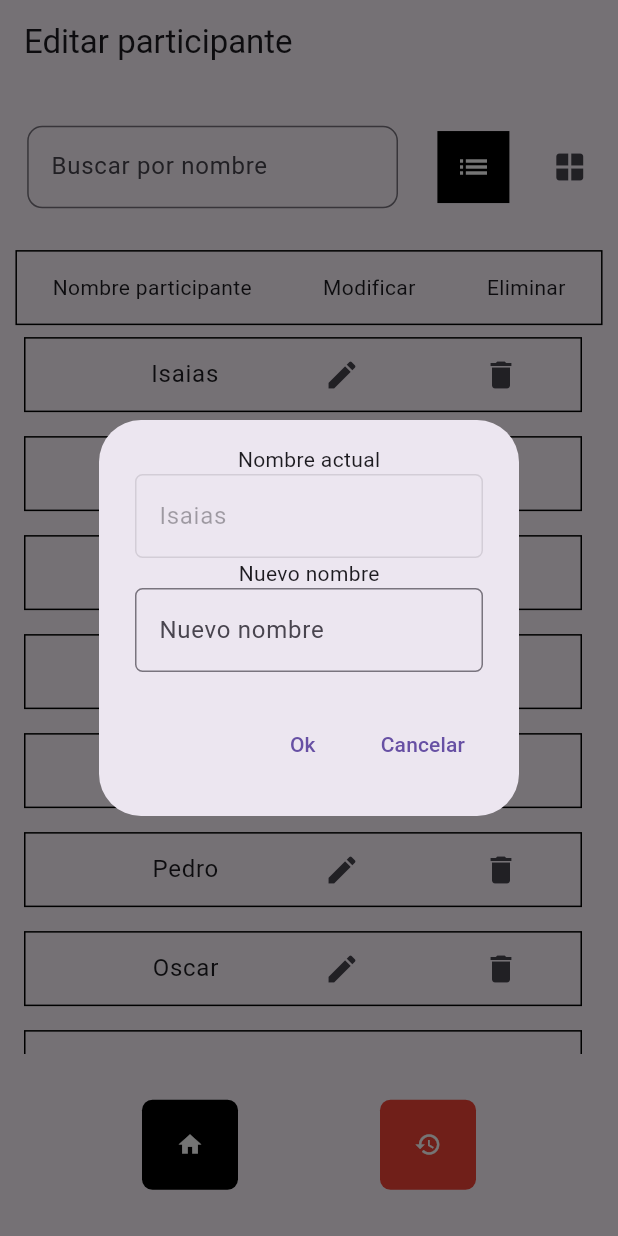
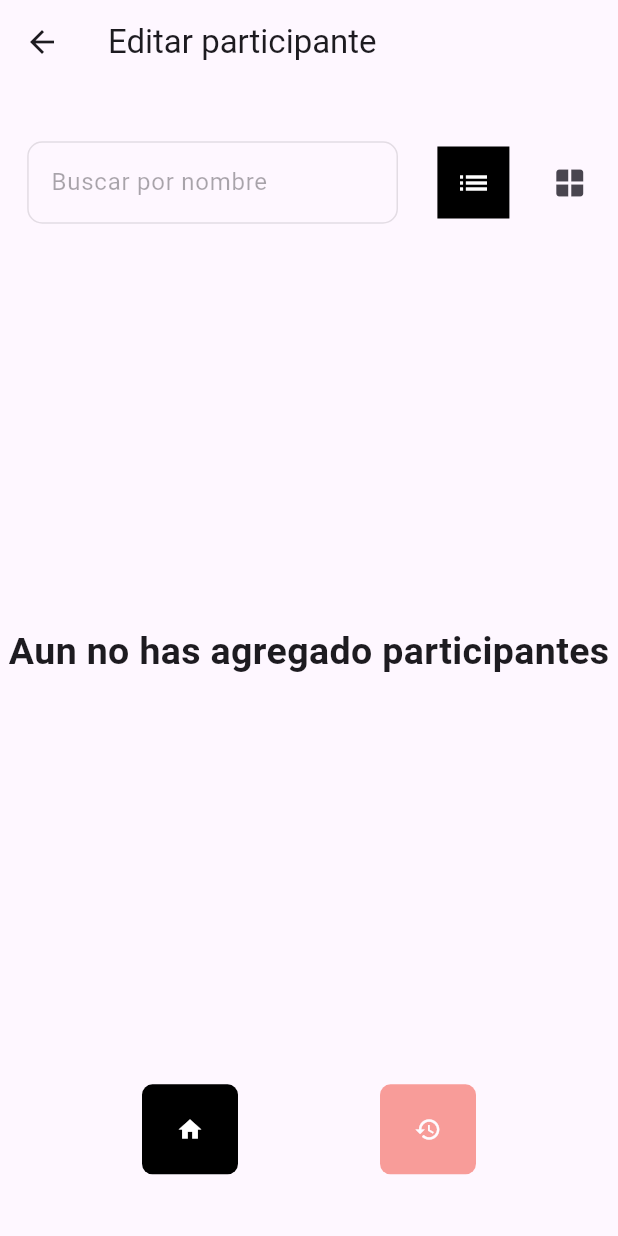
Before and after one commit to cordobash/sorteame_app, a Flutter app: the screen it shows after launch, after a tap on the "edit" icon, on a phone screen of 412 x 824 dp. Run offline on Flutter 3.47's test engine with Material 3 defaults, Android fonts, the light colour scheme and no system bars; our stand-ins replace animated_theme_switcher, confetti, file_picker, hive, hive_flutter, simple_icons and 1 more; missing offline and left inert: mailto; accounts and stored records are empty.

Commit message:
Se elimino la lista de prueba y en su lugar se usara la lista global

```diff
--- a/lib/main.dart
+++ b/lib/main.dart
@@ -33,8 +33,7 @@ void main(List<String> args) async {
         '/crpage': (context) => PostPage(),
         '/editar_participante': (context) => EditarPage(),
       },
-      // home: MyApp()));
-      home: EditarPage()));
+      home: MyApp()));
 }
 
 class MyApp extends StatefulWidget {
--- a/lib/pages/editar_participante_page.dart
+++ b/lib/pages/editar_participante_page.dart
@@ -19,28 +19,10 @@ class _EditarPageState extends State<EditarPage> {
   int _indiceEnum = 0;
   bool _cargando = false;
   bool _mostrarDialogoConfirmarEliminacion = false;
-  List<String> _listaPrueba = [
-    "Isaias",
-    "Juana",
-    "Maria",
-    "Olga",
-    "Noelia",
-    "Pedro",
-    "Oscar",
-    "Rafael",
-    "Roberto",
-    "Fatima",
-    "Isaias",
-    "Juan Caguamas"
-  ];
-  List<String> _listaRespaldo = [];
-
   dynamic _accionInicial = Acciones.values.first;
 
   _EditarPageState({Key? key}) {
-    // _inicialmenteVacia = (_listaPrueba.isEmpty) ? true : false;
     _inicialmenteVacia = false;
-    _listaRespaldo = [..._listaPrueba];
   }
 
   late double _anchoTabla;
@@ -67,7 +49,7 @@ class _EditarPageState extends State<EditarPage> {
                         child: SizedBox(
                             height: _deviceHeight! * 0.06,
                             child: CircularProgressIndicator())))
-                : (_listaPrueba.isNotEmpty)
+                : (listaParticipantes.isNotEmpty)
                     ? (_statusModoTabla)
                         ? _tablaParicipantes()
                         : _modoMosaico()
@@ -99,7 +81,9 @@ class _EditarPageState extends State<EditarPage> {
   void _actualizarParticipante(
       int indice, List<String> lista, String nuevoNombre) {
     try {
-      lista[indice] = nuevoNombre;
+      setState(() {
+        lista[indice] = nuevoNombre;
+      });
     } catch (e) {}
   }
 
@@ -134,7 +118,7 @@ class _EditarPageState extends State<EditarPage> {
             width: _deviceWidth! * 0.60,
             height: 55,
             child: TextField(
-              enabled: (_listaPrueba.isNotEmpty) ? true : false,
+              enabled: (listaParticipantes.isNotEmpty) ? true : false,
               decoration: InputDecoration(
                   alignLabelWithHint: true,
                   hintText: 'Buscar por nombre',
@@ -145,12 +129,12 @@ class _EditarPageState extends State<EditarPage> {
                   _nombreBuscar = _;
                   print('El nombre a buscar es: ${_nombreBuscar}');
                   print(
-                      'El numero de coincidencias para el nombre ${_nombreBuscar} fueron de ${_actualizarTablaFiltro(_nombreBuscar, _listaPrueba).length} en la posicion: ${_actualizarTablaFiltro(_nombreBuscar, _listaPrueba)}');
+                      'El numero de coincidencias para el nombre ${_nombreBuscar} fueron de ${_actualizarTablaFiltro(_nombreBuscar, listaParticipantes).length} en la posicion: ${_actualizarTablaFiltro(_nombreBuscar, listaParticipantes)}');
                 });
               },
               onSubmitted: (_) {
                 setState(() {
-                  _buscarEnLista(_, _listaPrueba);
+                  _buscarEnLista(_, listaParticipantes);
                 });
               },
             ),
@@ -191,7 +175,7 @@ class _EditarPageState extends State<EditarPage> {
 
   Widget _tablaParicipantes() {
     List<int> _indices = [
-      ..._actualizarTablaFiltro(_nombreBuscar, _listaPrueba)
+      ..._actualizarTablaFiltro(_nombreBuscar, listaParticipantes)
     ];
     return Container(
       height: _deviceHeight! * 0.65,
@@ -215,14 +199,17 @@ class _EditarPageState extends State<EditarPage> {
           Expanded(
             child: ListView.builder(
               itemCount: (_nombreBuscar.isEmpty)
-                  ? _listaPrueba.length
-                  : _actualizarTablaFiltro(_nombreBuscar, _listaPrueba).length,
+                  ? listaParticipantes.length
+                  : _actualizarTablaFiltro(_nombreBuscar, listaParticipantes)
+                      .length,
               itemBuilder: (context, indice) {
                 return ListTile(
                   title: (_nombreBuscar.isEmpty)
-                      ? _contenedorParticipante(_listaPrueba[indice], indice)
+                      ? _contenedorParticipante(
+                          listaParticipantes[indice], indice)
                       : _contenedorParticipante(
-                          _listaPrueba[_indices[indice]], _indices[indice]),
+                          listaParticipantes[_indices[indice]],
+                          _indices[indice]),
                 );
               },
             ),
@@ -256,7 +243,7 @@ class _EditarPageState extends State<EditarPage> {
                 icon: Icon(Icons.edit)),
             IconButton(
                 onPressed: () => {
-                      _eliminarParticipante(indice, _listaPrueba),
+                      _eliminarParticipante(indice, listaParticipantes),
                     },
                 icon: Icon(Icons.delete)),
           ],
@@ -326,12 +313,12 @@ class _EditarPageState extends State<EditarPage> {
                 children: [
                   Expanded(
                       child: GridView.builder(
-                    itemCount: _listaPrueba.length,
+                    itemCount: listaParticipantes.length,
                     gridDelegate: SliverGridDelegateWithFixedCrossAxisCount(
                         crossAxisCount: 3),
                     itemBuilder: (context, index) =>
                         _mosaicoContenedorParticipantes(
-                            _listaPrueba[index], index),
+                            listaParticipantes[index], index),
                   ))
                 ],
               ),
@@ -355,7 +342,7 @@ class _EditarPageState extends State<EditarPage> {
             if (_indiceEnum == 0)
               {
                 setState(() {
-                  _eliminarParticipante(indice, _listaPrueba);
+                  _eliminarParticipante(indice, listaParticipantes);
                 })
               }
             else if (_indiceEnum == 1)
@@ -406,15 +393,16 @@ class _EditarPageState extends State<EditarPage> {
 
   Widget _btnDescartarCambios() {
     return Opacity(
-      opacity:
-          (_listaPrueba.isNotEmpty && _inicialmenteVacia == false) ? 1.0 : 0.5,
+      opacity: (listaParticipantes.isNotEmpty && _inicialmenteVacia == false)
+          ? 1.0
+          : 0.5,
       child: SizedBox(
         height: 60,
         child: TextButton(
           // child: Text('Descartar cambios', style: TextStyle(color: Colors.white)),
           child: Icon(Icons.restore, color: Colors.white),
           onPressed: () => {
-            (_listaPrueba.isNotEmpty && _inicialmenteVacia == false)
+            (listaParticipantes.isNotEmpty && _inicialmenteVacia == false)
                 ? showDialog(
                     context: context,
                     builder: (context) => _dialogDescartarCambios())
@@ -453,7 +441,7 @@ class _EditarPageState extends State<EditarPage> {
             enabled: false,
             decoration: InputDecoration(
               alignLabelWithHint: true,
-              hintText: _listaPrueba[indice],
+              hintText: listaParticipantes[indice],
               border: OutlineInputBorder(
                 borderRadius: BorderRadius.circular(5),
               ),
@@ -478,7 +466,7 @@ class _EditarPageState extends State<EditarPage> {
       actions: [
         TextButton(
           onPressed: () {
-            _actualizarParticipante(indice, _listaPrueba, _nuevoNombre!);
+            _actualizarParticipante(indice, listaParticipantes, _nuevoNombre!);
             Navigator.pop(context);
           },
           child: Text('Ok'),
@@ -499,9 +487,9 @@ class _EditarPageState extends State<EditarPage> {
         TextButton(
           onPressed: () {
             setState(() {
-              // _listaPrueba = _listaRespaldo;
-              _listaPrueba = [];
-              _listaPrueba = [..._listaRespaldo];
+              // listaParticipantes = listaParticipantes;
+              listaParticipantes = [];
+              listaParticipantes = [...listaParticipantes];
               Navigator.pop(context);
             });
           },
```
